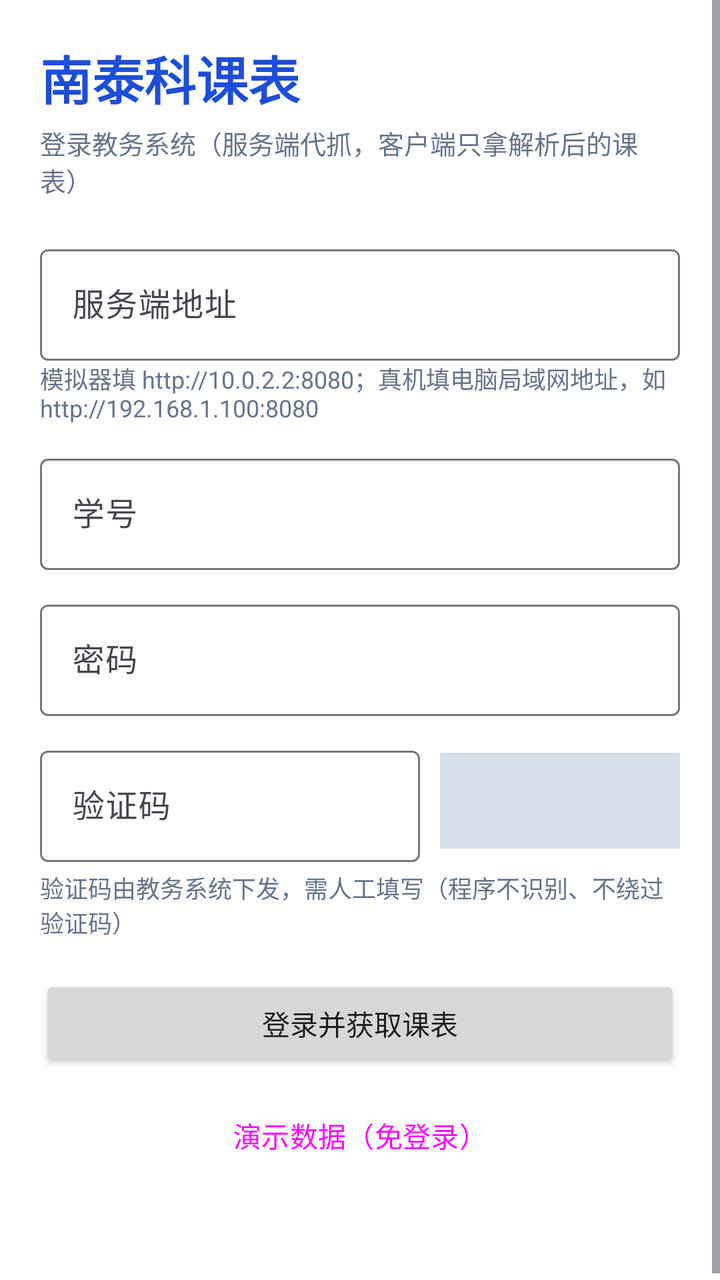
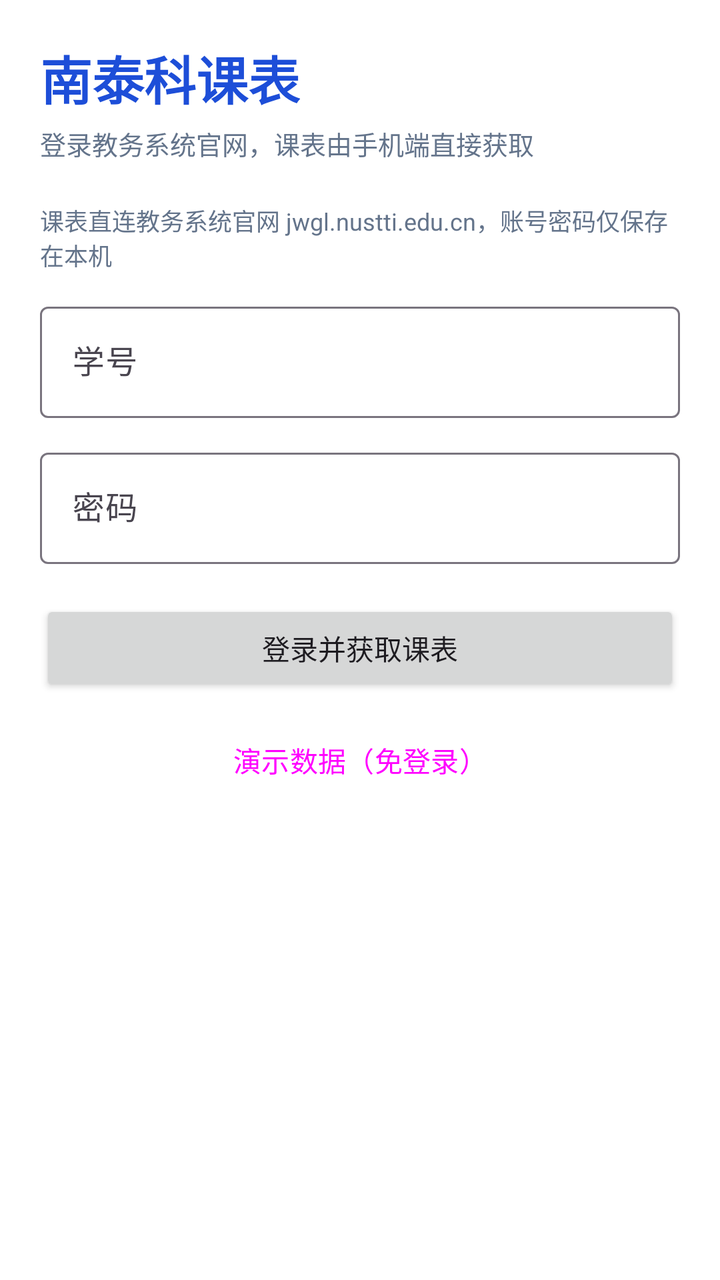

The first picture is an Android layout as it rendered before a commit; the second is the same layout after the commit. The layout source and the unified diff follow.
<!-- AndroidManifest.xml: application theme Theme.NusttiTimetable -->
<!-- res/layout/activity_login.xml -->
<?xml version="1.0" encoding="utf-8"?>
<ScrollView xmlns:android="http://schemas.android.com/apk/res/android"
    android:layout_width="match_parent"
    android:layout_height="match_parent"
    android:background="@color/surface"
    android:fillViewport="true">

    <LinearLayout
        android:layout_width="match_parent"
        android:layout_height="wrap_content"
        android:orientation="vertical"
        android:padding="20dp">

        <TextView
            android:layout_width="wrap_content"
            android:layout_height="wrap_content"
            android:text="@string/app_name"
            android:textColor="@color/brand"
            android:textSize="26sp"
            android:textStyle="bold" />

        <TextView
            android:layout_width="match_parent"
            android:layout_height="wrap_content"
            android:layout_marginTop="4dp"
            android:text="登录教务系统（服务端代抓，客户端只拿解析后的课表）"
            android:textColor="@color/text_secondary"
            android:textSize="13sp" />

        <com.google.android.material.textfield.TextInputLayout
            android:layout_width="match_parent"
            android:layout_height="wrap_content"
            android:layout_marginTop="20dp"
            android:hint="@string/hint_server">

            <com.google.android.material.textfield.TextInputEditText
                android:id="@+id/etBaseUrl"
                android:layout_width="match_parent"
                android:layout_height="wrap_content"
                android:inputType="textUri"
                android:singleLine="true" />
        </com.google.android.material.textfield.TextInputLayout>

        <TextView
            android:layout_width="match_parent"
            android:layout_height="wrap_content"
            android:text="@string/tip_server_emulator"
            android:textColor="@color/text_secondary"
            android:textSize="12sp" />

        <com.google.android.material.textfield.TextInputLayout
            android:layout_width="match_parent"
            android:layout_height="wrap_content"
            android:layout_marginTop="12dp"
            android:hint="@string/hint_student_id">

            <com.google.android.material.textfield.TextInputEditText
                android:id="@+id/etStudentId"
                android:layout_width="match_parent"
                android:layout_height="wrap_content"
                android:inputType="text"
                android:singleLine="true" />
        </com.google.android.material.textfield.TextInputLayout>

        <com.google.android.material.textfield.TextInputLayout
            android:layout_width="match_parent"
            android:layout_height="wrap_content"
            android:layout_marginTop="12dp"
            android:hint="@string/hint_password">

            <com.google.android.material.textfield.TextInputEditText
                android:id="@+id/etPassword"
                android:layout_width="match_parent"
                android:layout_height="wrap_content"
                android:inputType="textPassword"
                android:singleLine="true" />
        </com.google.android.material.textfield.TextInputLayout>

        <LinearLayout
            android:layout_width="match_parent"
            android:layout_height="wrap_content"
            android:layout_marginTop="12dp"
            android:gravity="center_vertical"
            android:orientation="horizontal">

            <com.google.android.material.textfield.TextInputLayout
                android:layout_width="0dp"
                android:layout_height="wrap_content"
                android:layout_weight="1"
                android:hint="@string/hint_captcha">

                <com.google.android.material.textfield.TextInputEditText
                    android:id="@+id/etCaptcha"
                    android:layout_width="match_parent"
                    android:layout_height="wrap_content"
                    android:inputType="text"
                    android:maxLength="8"
                    android:singleLine="true" />
            </com.google.android.material.textfield.TextInputLayout>

            <ImageView
                android:id="@+id/ivCaptcha"
                android:layout_width="120dp"
                android:layout_height="48dp"
                android:layout_marginStart="10dp"
                android:background="@color/grid_line"
                android:contentDescription="验证码图片，点击可刷新"
                android:padding="2dp"
                android:scaleType="fitCenter" />
        </LinearLayout>

        <TextView
            android:layout_width="match_parent"
            android:layout_height="wrap_content"
            android:layout_marginTop="4dp"
            android:text="@string/tip_captcha"
            android:textColor="@color/text_secondary"
            android:textSize="12sp" />

        <Button
            android:id="@+id/btnLogin"
            android:layout_width="match_parent"
            android:layout_height="wrap_content"
            android:layout_marginTop="18dp"
            android:text="@string/action_login"
            android:textAllCaps="false" />

        <Button
            android:id="@+id/btnDemo"
            style="?attr/materialButtonOutlinedStyle"
            android:layout_width="match_parent"
            android:layout_height="wrap_content"
            android:layout_marginTop="8dp"
            android:text="@string/action_demo"
            android:textAllCaps="false" />

        <TextView
            android:id="@+id/tvStatus"
            android:layout_width="match_parent"
            android:layout_height="wrap_content"
            android:layout_marginTop="14dp"
            android:textColor="@color/text_secondary"
            android:textSize="13sp" />

        <ProgressBar
            android:id="@+id/progress"
            android:layout_width="wrap_content"
            android:layout_height="wrap_content"
            android:layout_gravity="center_horizontal"
            android:layout_marginTop="10dp"
            android:visibility="gone" />
    </LinearLayout>
</ScrollView>
<!-- resources referenced by this layout -->
<resources>
  <color name="brand">#1D4ED8</color>
  <color name="grid_line">#D8DEE9</color>
  <color name="surface">#FFFFFF</color>
  <color name="text_secondary">#64748B</color>
  <string name="action_demo">演示数据（免登录）</string>
  <string name="action_login">登录并获取课表</string>
  <string name="app_name">南泰科课表</string>
  <string name="hint_captcha">验证码</string>
  <string name="hint_password">密码</string>
  <string name="hint_server">服务端地址</string>
  <string name="hint_student_id">学号</string>
  <string name="tip_captcha">验证码由教务系统下发，需人工填写（程序不识别、不绕过验证码）</string>
  <string name="tip_server_emulator">模拟器填 http://10.0.2.2:8080；真机填电脑局域网地址，如 http://192.168.1.100:8080</string>
  <style name="Theme.NusttiTimetable" parent="Theme.Material3.DayNight.NoActionBar">
          <item name="colorPrimary">@color/brand</item>
          <item name="colorPrimaryDark">@color/brand_dark</item>
          <item name="colorOnPrimary">@color/white</item>
          <item name="android:statusBarColor" tools:targetApi="l">@color/brand_dark</item>
      </style>
  <color name="brand_dark">#0F172A</color>
  <color name="white">#FFFFFFFF</color>
</resources>

<!-- the commit's change to res/layout/activity_login.xml (unified diff, before → after) -->
@@ -23,28 +23,15 @@
             android:layout_width="match_parent"
             android:layout_height="wrap_content"
             android:layout_marginTop="4dp"
-            android:text="登录教务系统（服务端代抓，客户端只拿解析后的课表）"
+            android:text="登录教务系统官网，课表由手机端直接获取"
             android:textColor="@color/text_secondary"
             android:textSize="13sp" />
-
-        <com.google.android.material.textfield.TextInputLayout
-            android:layout_width="match_parent"
-            android:layout_height="wrap_content"
-            android:layout_marginTop="20dp"
-            android:hint="@string/hint_server">
-
-            <com.google.android.material.textfield.TextInputEditText
-                android:id="@+id/etBaseUrl"
-                android:layout_width="match_parent"
-                android:layout_height="wrap_content"
-                android:inputType="textUri"
-                android:singleLine="true" />
-        </com.google.android.material.textfield.TextInputLayout>
 
         <TextView
             android:layout_width="match_parent"
             android:layout_height="wrap_content"
-            android:text="@string/tip_server_emulator"
+            android:layout_marginTop="20dp"
+            android:text="@string/tip_jwgl"
             android:textColor="@color/text_secondary"
             android:textSize="12sp" />
 
@@ -75,47 +62,6 @@
                 android:inputType="textPassword"
                 android:singleLine="true" />
         </com.google.android.material.textfield.TextInputLayout>
-
-        <LinearLayout
-            android:layout_width="match_parent"
-            android:layout_height="wrap_content"
-            android:layout_marginTop="12dp"
-            android:gravity="center_vertical"
-            android:orientation="horizontal">
-
-            <com.google.android.material.textfield.TextInputLayout
-                android:layout_width="0dp"
-                android:layout_height="wrap_content"
-                android:layout_weight="1"
-                android:hint="@string/hint_captcha">
-
-                <com.google.android.material.textfield.TextInputEditText
-                    android:id="@+id/etCaptcha"
-                    android:layout_width="match_parent"
-                    android:layout_height="wrap_content"
-                    android:inputType="text"
-                    android:maxLength="8"
-                    android:singleLine="true" />
-            </com.google.android.material.textfield.TextInputLayout>
-
-            <ImageView
-                android:id="@+id/ivCaptcha"
-                android:layout_width="120dp"
-                android:layout_height="48dp"
-                android:layout_marginStart="10dp"
-                android:background="@color/grid_line"
-                android:contentDescription="验证码图片，点击可刷新"
-                android:padding="2dp"
-                android:scaleType="fitCenter" />
-        </LinearLayout>
-
-        <TextView
-            android:layout_width="match_parent"
-            android:layout_height="wrap_content"
-            android:layout_marginTop="4dp"
-            android:text="@string/tip_captcha"
-            android:textColor="@color/text_secondary"
-            android:textSize="12sp" />
 
         <Button
             android:id="@+id/btnLogin"
<!-- resource entries referenced after the edit -->
@@ -1,18 +1,14 @@
 <!-- resources referenced by this layout -->
 <resources>
   <color name="brand">#1D4ED8</color>
-  <color name="grid_line">#D8DEE9</color>
   <color name="surface">#FFFFFF</color>
   <color name="text_secondary">#64748B</color>
   <string name="action_demo">演示数据（免登录）</string>
   <string name="action_login">登录并获取课表</string>
   <string name="app_name">南泰科课表</string>
-  <string name="hint_captcha">验证码</string>
   <string name="hint_password">密码</string>
-  <string name="hint_server">服务端地址</string>
   <string name="hint_student_id">学号</string>
-  <string name="tip_captcha">验证码由教务系统下发，需人工填写（程序不识别、不绕过验证码）</string>
-  <string name="tip_server_emulator">模拟器填 http://10.0.2.2:8080；真机填电脑局域网地址，如 http://192.168.1.100:8080</string>
+  <string name="tip_jwgl">课表直连教务系统官网 jwgl.nustti.edu.cn，账号密码仅保存在本机</string>
   <style name="Theme.NusttiTimetable" parent="Theme.Material3.DayNight.NoActionBar">
           <item name="colorPrimary">@color/brand</item>
           <item name="colorPrimaryDark">@color/brand_dark</item>
